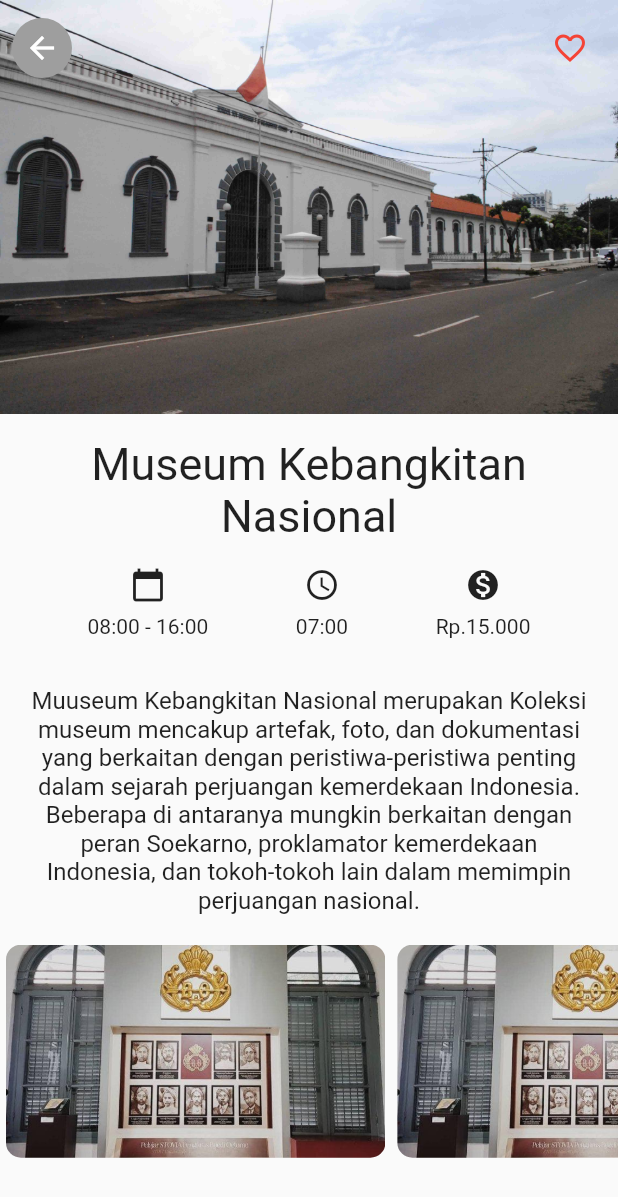
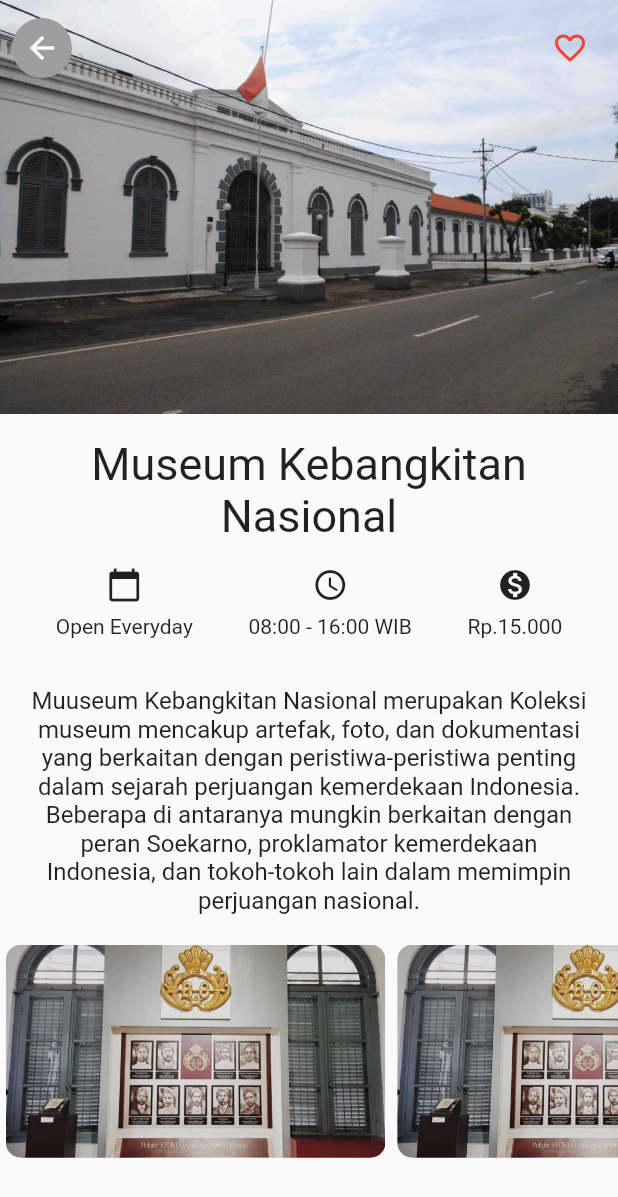
Before and after one commit to MickyPutraVieddy/AplikasiWisata, a Flutter app: the ScreenKebangkitan screen opened by its route, on a phone screen of 412 x 824 dp. Shown: the top 1197 px of the screen. Run offline on Flutter 3.47's test engine with Material 2 defaults, Android fonts, the phone set to English and light mode, and no system bars; our stand-ins replace get; Roboto replaces fonts that are missing (Oxygen, Staatliches).

```diff
--- a/lib/screen/listmuseum/kebangkitanN.dart
+++ b/lib/screen/listmuseum/kebangkitanN.dart
@@ -13,8 +13,8 @@ ListWisata wisata = ListWisata(
     Image: 'lib/models/gambar/kebangkitanN/kebangkitanLuar.jpg',
     Tanggal: 'Open Everyday',
     place: "Museum Kebangkitan Nasional",
-    open: "08:00 - 16:00",
-    opentime: "07:00",
+    open: "Open Everyday",
+    opentime: "08:00 - 16:00 WIB",
     ticketPrice: "Rp.15.000",
     Description:
         "Muuseum Kebangkitan Nasional merupakan Koleksi museum mencakup artefak, foto, dan dokumentasi yang berkaitan dengan peristiwa-peristiwa penting dalam sejarah perjuangan kemerdekaan Indonesia. Beberapa di antaranya mungkin berkaitan dengan peran Soekarno, proklamator kemerdekaan Indonesia, dan tokoh-tokoh lain dalam memimpin perjuangan nasional.");
--- a/lib/screen/listmuseum/monas.dart
+++ b/lib/screen/listmuseum/monas.dart
@@ -13,8 +13,8 @@ ListWisata wisata = ListWisata(
     Image: 'lib/models/gambar/monas/monasluar.jpg',
     Tanggal: 'Open Everyday',
     place: "Monas",
-    open: "06:00 - 18:00",
-    opentime: "08:00",
+    open: "Open Everyday",
+    opentime: "06:00 - 18:00 WIB",
     ticketPrice: "Rp.15.000",
     Description:
         "Monas juga memiliki Museum Nasional di bagian bawahnya yang menampilkan sejarah perjuangan kemerdekaan Indonesia. Monumen Nasional bukan hanya destinasi wisata, tetapi juga tempat untuk merayakan peristiwa nasional dan kegiatan seremonial penting.");
--- a/lib/screen/listmuseum/museumfatahillah.dart
+++ b/lib/screen/listmuseum/museumfatahillah.dart
@@ -13,8 +13,8 @@ ListWisata wisata = ListWisata(
     Image: 'lib/models/gambar/fatahillah/fatahillahLuar.jpg',
     Tanggal: 'Open Everyday',
     place: "Museum Fatahillah",
-    open: "08:00 - 15:00 WIB",
-    opentime: "08:00",
+    open: "Open Everyday",
+    opentime: "08:00 - 15:00 WIB",
     ticketPrice: "Rp.5.000",
     Description:
         "Museum Fatahillah, juga dikenal sebagai Museum Sejarah Jakarta, terletak di Kota Tua, Jakarta, Indonesia. Bangunan tersebut merupakan bekas Balai Kota Batavia yang dibangun pada abad ke-18. Museum ini menyajikan koleksi artefak sejarah yang mencakup masa kolonial Belanda hingga masa kemerdekaan Indonesia. Koleksinya mencakup peralatan rumah tangga, pakaian tradisional, senjata, dan berbagai benda bersejarah lainnya. ");
--- a/lib/screen/listmuseum/museumnasional.dart
+++ b/lib/screen/listmuseum/museumnasional.dart
@@ -13,8 +13,8 @@ ListWisata wisata = ListWisata(
     Image: 'lib/models/gambar/nasional/NasionalLuar.jpg',
     Tanggal: 'Open Everyday',
     place: "Museum Nasional",
-    open: "08:00 - 16:00 WIB",
-    opentime: "08:00",
+    open: "Open Everyday",
+    opentime: "08:00 - 16:00 WIB",
     ticketPrice: "Rp.35.000",
     Description:
         "Per 2022, Museum Nasional Indonesia, yang juga dikenal sebagai Museum Gajah, terletak di Jakarta, Indonesia. Museum ini adalah museum nasional dan terbesar di Indonesia, menampilkan koleksi yang kaya dari berbagai periode sejarah dan kebudayaan di nusantara. Koleksi meliputi arkeologi, etnografi, numismatika, sejarah, seni rupa, dan lainnya.");
--- a/lib/screen/listmuseum/prasasti.dart
+++ b/lib/screen/listmuseum/prasasti.dart
@@ -13,8 +13,8 @@ ListWisata wisata = ListWisata(
     Image: 'lib/models/gambar/prasasti/prasastiDalem.jpg',
     Tanggal: 'Open Everyday',
     place: "Museum Prasasti",
-    open: "09:00 - 15:00",
-    opentime: "09:00",
+    open: "Open Everyday",
+    opentime: "09:00 - 15:00 WIB",
     ticketPrice: "Rp.5.000",
     Description:
         "Museum Prasasti terletak di Jakarta, Indonesia, dan dikenal sebagai tempat penyimpanan prasasti dan artefak sejarah lainnya. Museum ini terletak di kompleks Taman Prasasti, yang dulunya merupakan pemakaman Belanda pada abad ke-18 dan kemudian dijadikan museum pada tahun 1975. Koleksi Museum Prasasti mencakup prasasti-prasasti kuno, batu nisan, dan artefak sejarah lainnya yang mencerminkan berbagai periode sejarah di Indonesia. Prasasti-prasasti ini memberikan informasi berharga tentang kehidupan sosial dan budaya masyarakat pada masa lalu. ");
```
